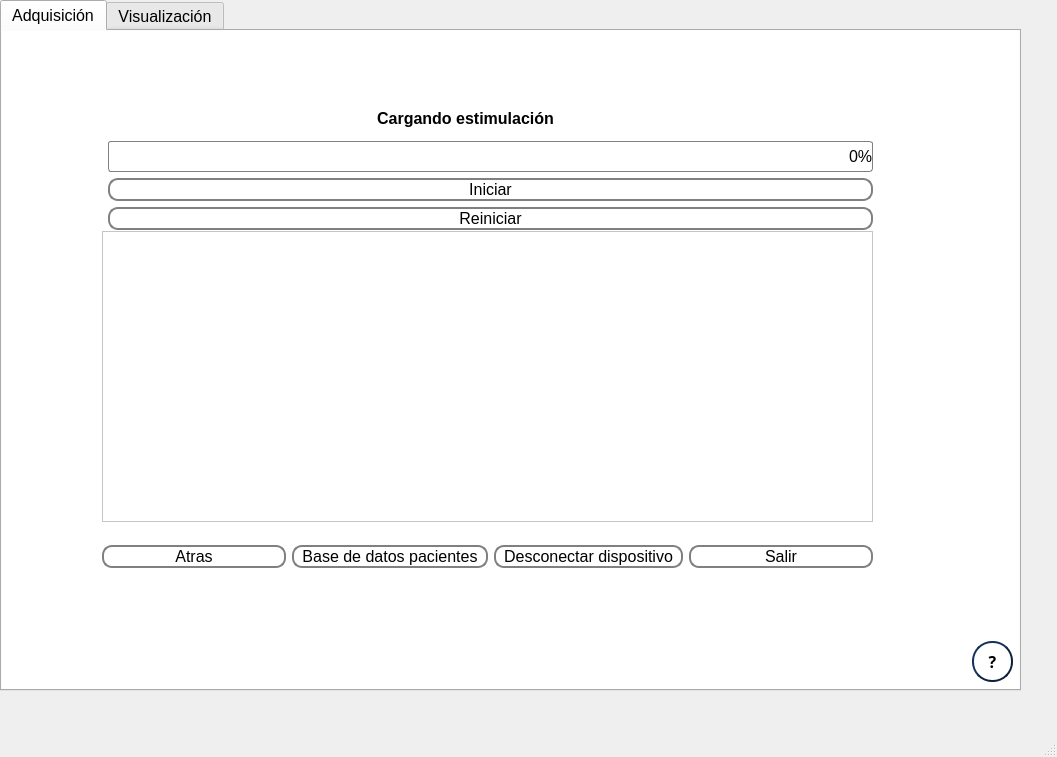
The window that interface/ViAT/Adquisicion_accion.ui (vhenaoi/OpenBCI_acquisition_python_ViAT) describes before a commit, drawn with Qt 5.
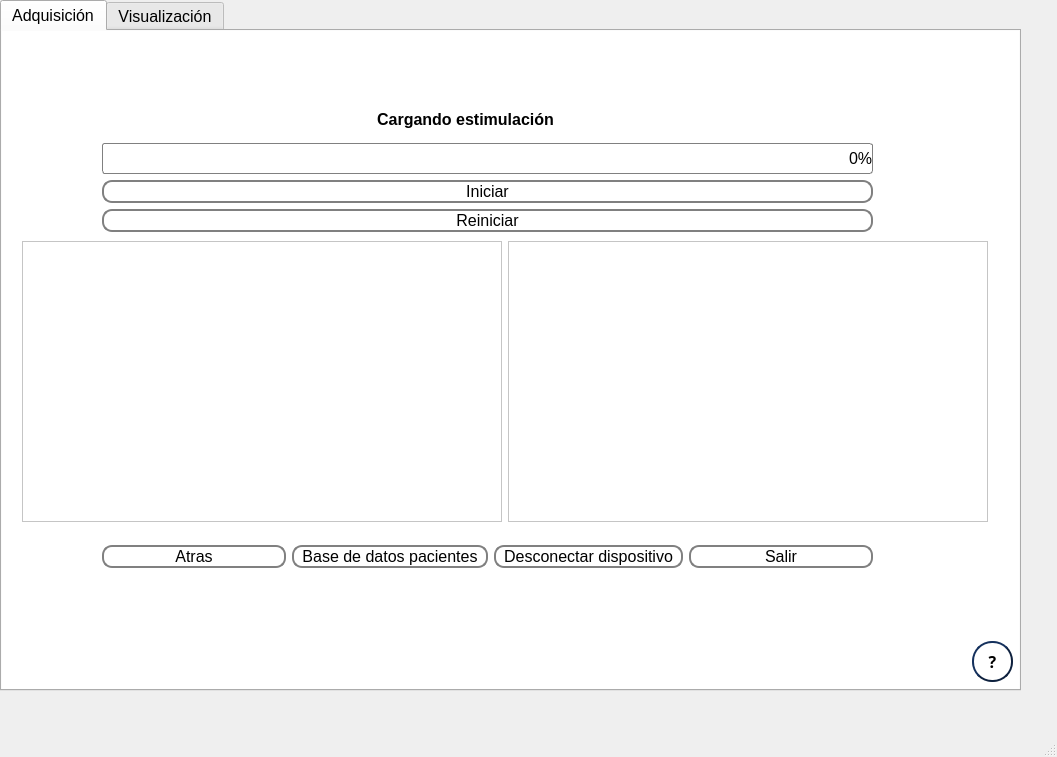
The same window after the commit. Custom widgets are drawn as their Qt base class.

Commit message: welch y save

```diff
--- a/interface/ViAT/Adquisicion_accion.ui
+++ b/interface/ViAT/Adquisicion_accion.ui
@@ -166,16 +166,6 @@
          <string/>
         </property>
        </widget>
-       <widget class="QListWidget" name="report">
-        <property name="geometry">
-         <rect>
-          <x>100</x>
-          <y>220</y>
-          <width>771</width>
-          <height>291</height>
-         </rect>
-        </property>
-       </widget>
        <widget class="QWidget" name="verticalLayoutWidget_2">
         <property name="geometry">
          <rect>
@@ -359,13 +349,27 @@
           <x>100</x>
           <y>90</y>
           <width>771</width>
-          <height>129</height>
+          <height>131</height>
          </rect>
         </property>
         <layout class="QGridLayout" name="gridLayout_2">
+         <item row="0" column="0">
+          <widget class="QLabel" name="label">
+           <property name="font">
+            <font>
+             <weight>75</weight>
+             <bold>true</bold>
+            </font>
+           </property>
+           <property name="layoutDirection">
+            <enum>Qt::LeftToRight</enum>
+           </property>
+           <property name="text">
+            <string>                                                              Cargando estimulación</string>
+           </property>
+          </widget>
+         </item>
          <item row="1" column="0">
-          <layout class="QFormLayout" name="formLayout_3">
-           <item row="0" column="1">
             <widget class="QProgressBar" name="alert">
              <property name="font">
               <font>
@@ -392,7 +396,7 @@
              </property>
             </widget>
            </item>
-           <item row="1" column="1">
+         <item row="2" column="0">
             <widget class="QPushButton" name="play">
              <property name="font">
               <font>
@@ -430,7 +434,7 @@
              </property>
             </widget>
            </item>
-           <item row="2" column="1">
+         <item row="3" column="0">
             <widget class="QPushButton" name="stop">
              <property name="font">
               <font>
@@ -469,24 +473,6 @@
             </widget>
            </item>
           </layout>
-         </item>
-         <item row="0" column="0">
-          <widget class="QLabel" name="label">
-           <property name="font">
-            <font>
-             <weight>75</weight>
-             <bold>true</bold>
-            </font>
-           </property>
-           <property name="layoutDirection">
-            <enum>Qt::LeftToRight</enum>
-           </property>
-           <property name="text">
-            <string>                                                              Cargando estimulación</string>
-           </property>
-          </widget>
-         </item>
-        </layout>
        </widget>
        <widget class="QPushButton" name="adquisitionInfo">
         <property name="geometry">
@@ -540,6 +526,74 @@
          <string>?</string>
         </property>
        </widget>
+       <widget class="QWidget" name="horizontalLayoutWidget">
+        <property name="geometry">
+         <rect>
+          <x>20</x>
+          <y>230</y>
+          <width>966</width>
+          <height>281</height>
+         </rect>
+        </property>
+        <layout class="QHBoxLayout" name="horizontalLayout_3">
+         <item>
+          <widget class="PlotWidget" name="welchPlot">
+           <property name="minimumSize">
+            <size>
+             <width>479</width>
+             <height>82</height>
+            </size>
+           </property>
+           <property name="backgroundBrush">
+            <brush brushstyle="NoBrush">
+             <color alpha="255">
+              <red>255</red>
+              <green>255</green>
+              <blue>255</blue>
+             </color>
+            </brush>
+           </property>
+           <property name="foregroundBrush">
+            <brush brushstyle="NoBrush">
+             <color alpha="255">
+              <red>255</red>
+              <green>255</green>
+              <blue>255</blue>
+             </color>
+            </brush>
+           </property>
+          </widget>
+         </item>
+         <item>
+          <widget class="PlotWidget" name="welchLaplace">
+           <property name="minimumSize">
+            <size>
+             <width>479</width>
+             <height>82</height>
+            </size>
+           </property>
+           <property name="backgroundBrush">
+            <brush brushstyle="NoBrush">
+             <color alpha="255">
+              <red>255</red>
+              <green>255</green>
+              <blue>255</blue>
+             </color>
+            </brush>
+           </property>
+           <property name="foregroundBrush">
+            <brush brushstyle="NoBrush">
+             <color alpha="255">
+              <red>255</red>
+              <green>255</green>
+              <blue>255</blue>
+             </color>
+            </brush>
+           </property>
+          </widget>
+         </item>
+        </layout>
+       </widget>
       </widget>
      </widget>
     </widget>
```
Lines whose indentation alone changed are shown as unchanged. The commit also changes 6 other files.
